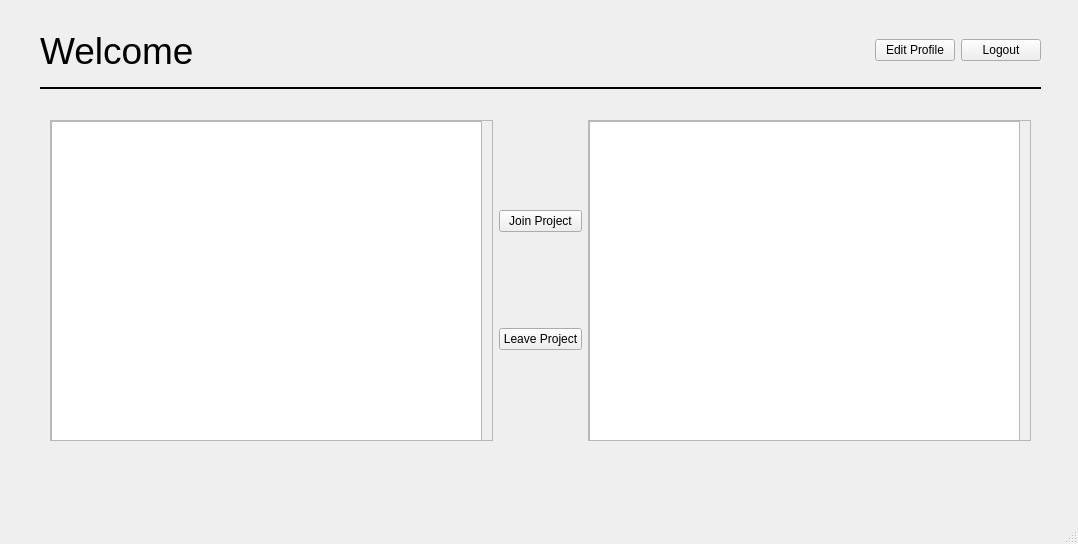
Old version of the form src/UserSubsystem/studentform.ui in the repository CaptOkie/code-first-think-later.
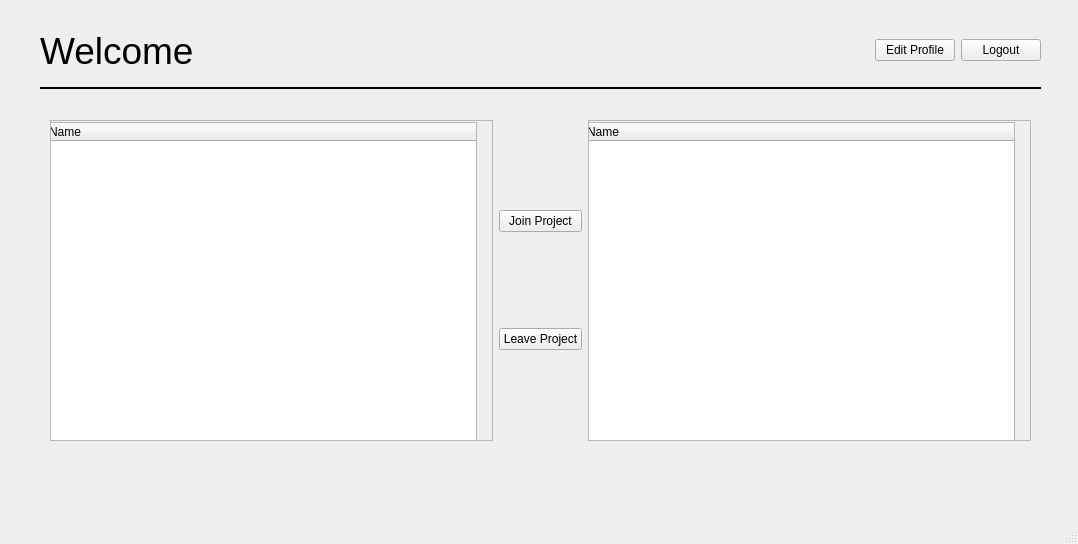
New version of the form.

Commit message: added code for student tables. reorganized code for admin tables

What changed in the file:
```diff
--- a/src/UserSubsystem/studentform.ui
+++ b/src/UserSubsystem/studentform.ui
@@ -38,15 +38,20 @@
           <height>317</height>
          </rect>
         </property>
-        <widget class="QTableWidget" name="tableWidget">
+        <widget class="QTreeWidget" name="projectTable">
          <property name="geometry">
           <rect>
-           <x>0</x>
-           <y>0</y>
+           <x>-5</x>
+           <y>1</y>
            <width>431</width>
            <height>321</height>
           </rect>
          </property>
+         <column>
+          <property name="text">
+           <string>Name</string>
+          </property>
+         </column>
         </widget>
        </widget>
       </widget>
@@ -83,15 +88,20 @@
           <height>317</height>
          </rect>
         </property>
-        <widget class="QTableWidget" name="tableWidget_2">
+        <widget class="QTreeWidget" name="projectTable2">
          <property name="geometry">
           <rect>
-           <x>0</x>
-           <y>0</y>
+           <x>-5</x>
+           <y>1</y>
            <width>431</width>
            <height>321</height>
           </rect>
          </property>
+         <column>
+          <property name="text">
+           <string>Name</string>
+          </property>
+         </column>
         </widget>
        </widget>
       </widget>
```
The commit also changes 9 other files.
